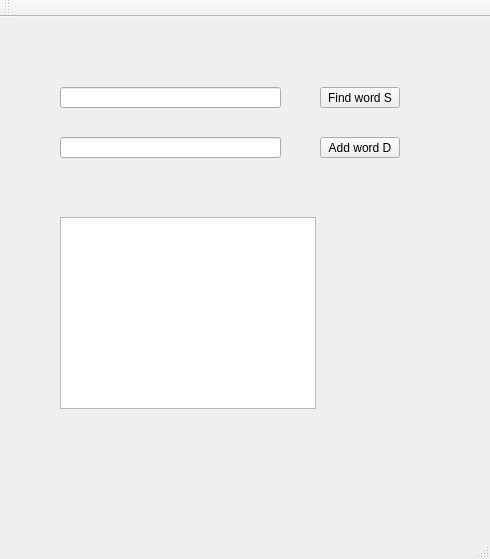
First picture: the form in mainwindow.ui, repository FusionMDD/subsequenceApp, before the edit.
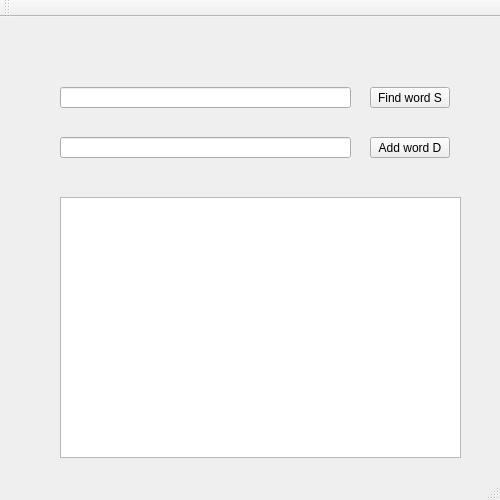
Second picture: the form after the edit.

```diff
--- a/mainwindow.ui
+++ b/mainwindow.ui
@@ -6,10 +6,28 @@
    <rect>
     <x>0</x>
     <y>0</y>
-    <width>490</width>
-    <height>559</height>
+    <width>500</width>
+    <height>500</height>
    </rect>
   </property>
+  <property name="sizePolicy">
+   <sizepolicy hsizetype="Preferred" vsizetype="Preferred">
+    <horstretch>0</horstretch>
+    <verstretch>0</verstretch>
+   </sizepolicy>
+  </property>
+  <property name="minimumSize">
+   <size>
+    <width>500</width>
+    <height>500</height>
+   </size>
+  </property>
+  <property name="maximumSize">
+   <size>
+    <width>500</width>
+    <height>500</height>
+   </size>
+  </property>
   <property name="windowTitle">
    <string>MainWindow</string>
   </property>
@@ -17,7 +35,7 @@
    <widget class="QPushButton" name="pushButton">
     <property name="geometry">
      <rect>
-      <x>320</x>
+      <x>370</x>
       <y>70</y>
       <width>80</width>
       <height>21</height>
@@ -30,7 +48,7 @@
    <widget class="QPushButton" name="pushButton_2">
     <property name="geometry">
      <rect>
-      <x>320</x>
+      <x>370</x>
       <y>120</y>
       <width>80</width>
       <height>21</height>
@@ -45,7 +63,7 @@
      <rect>
       <x>60</x>
       <y>70</y>
-      <width>221</width>
+      <width>291</width>
       <height>21</height>
      </rect>
     </property>
@@ -55,7 +73,7 @@
      <rect>
       <x>60</x>
       <y>120</y>
-      <width>221</width>
+      <width>291</width>
       <height>21</height>
      </rect>
     </property>
@@ -64,9 +82,9 @@
     <property name="geometry">
      <rect>
       <x>60</x>
-      <y>200</y>
-      <width>256</width>
-      <height>192</height>
+      <y>180</y>
+      <width>401</width>
+      <height>261</height>
      </rect>
     </property>
    </widget>
```
Left out of the diff: 2 changed lines with no effect on the pictures.
